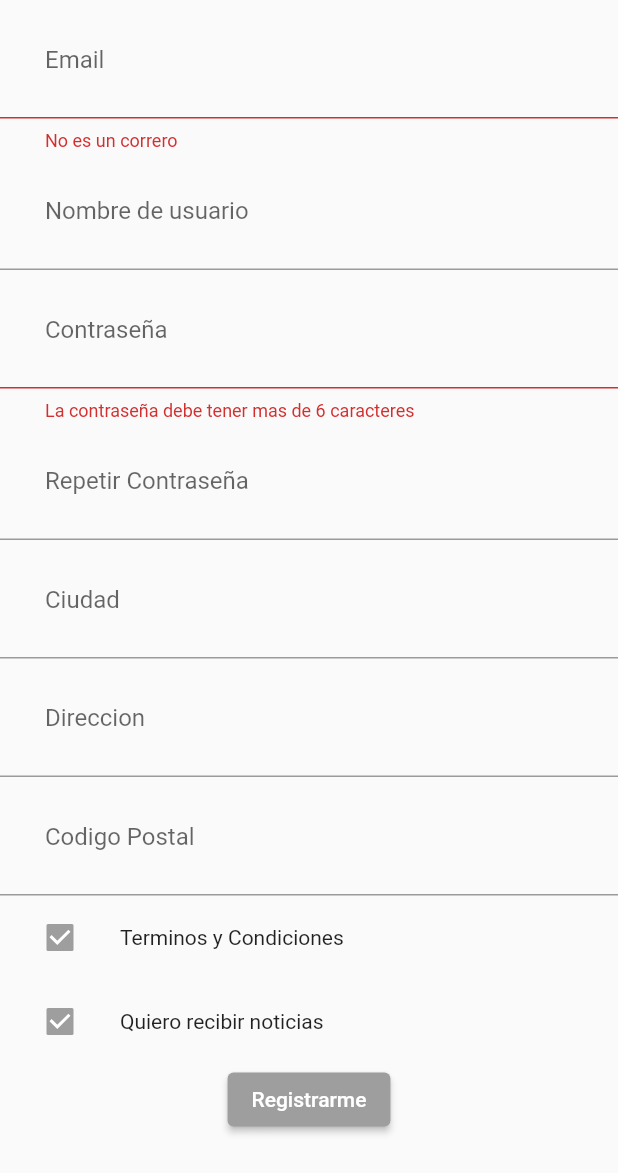
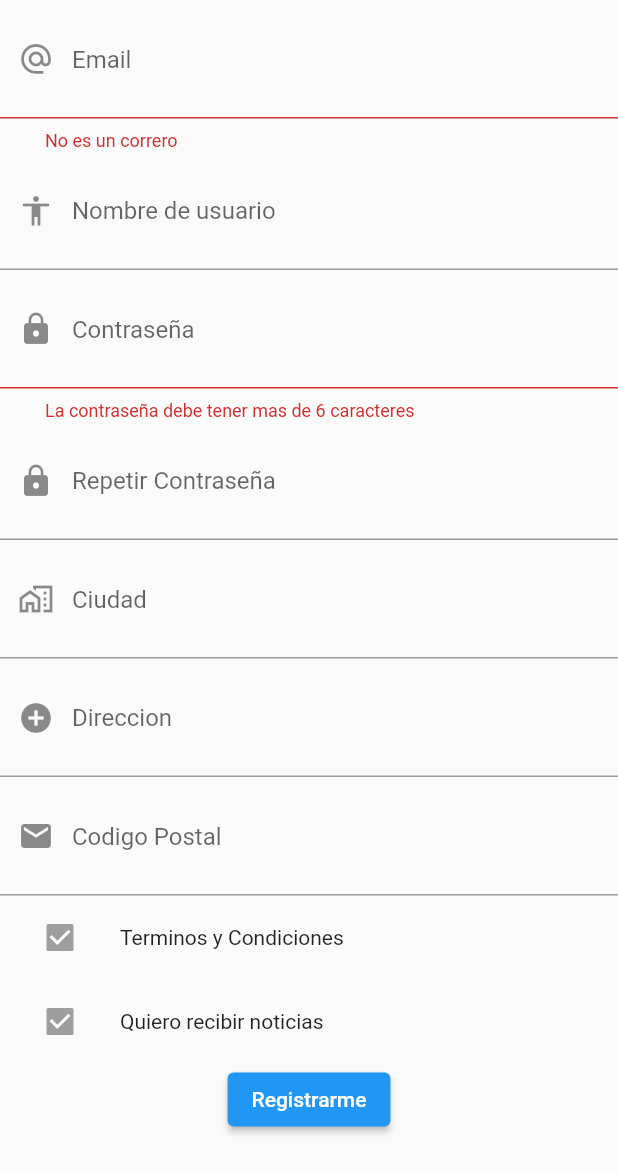
Before and after one commit to No-Country/C2-G57-T, a Flutter app: the RegisterWidget widget shown alone on an empty page, opened directly, after a tap on "Registrarme", on a phone screen of 412 x 824 dp. Shown: the top 1173 px of the screen. Run offline on Flutter 3.47's test engine with Material 2 defaults, Android fonts, the phone set to English and light mode, and no system bars; our stand-ins replace card_swiper.

```diff
--- a/ecommerce-client/ecommerce-client-mobile/ecommercemobile/lib/widgets/login_widget.dart
+++ b/ecommerce-client/ecommerce-client-mobile/ecommercemobile/lib/widgets/login_widget.dart
@@ -26,10 +26,12 @@ class _LoginWidgetState extends State<LoginWidget> {
       child: Column(
         children: [
           TexfieldPersonalizado(
+            icono: Icons.alternate_email,
             titulo: 'Email',
             controller: emailController2,
           ),
           TexfieldPersonalizado(
+            icono: Icons.lock,
             titulo: "Contraseña",
             controller: contrasenia2,
           ),
--- a/ecommerce-client/ecommerce-client-mobile/ecommercemobile/lib/widgets/register_widget.dart
+++ b/ecommerce-client/ecommerce-client-mobile/ecommercemobile/lib/widgets/register_widget.dart
@@ -65,11 +65,13 @@ class _RegisterWidgetState extends State<RegisterWidget> {
                 return "No es un correro";
               },
               decoration: const InputDecoration(
+                prefixIcon: Icon(Icons.alternate_email_outlined),
                 hintText: "Email",
                 contentPadding: EdgeInsets.all(30),
               ),
             ),
             TexfieldPersonalizado(
+              icono: Icons.accessibility_rounded,
               controller: nombreController,
               titulo: 'Nombre de usuario',
             ),
@@ -84,6 +86,7 @@ class _RegisterWidgetState extends State<RegisterWidget> {
                 return "La contraseña debe tener mas de 6 caracteres";
               },
               decoration: const InputDecoration(
+                prefixIcon: Icon(Icons.lock),
                 hintText: "Contraseña",
                 contentPadding: EdgeInsets.all(30),
               ),
@@ -97,19 +100,23 @@ class _RegisterWidgetState extends State<RegisterWidget> {
                 return "La contraseña no es igual, repita la misma";
               },
               decoration: const InputDecoration(
+                prefixIcon: Icon(Icons.lock),
                 hintText: "Repetir Contraseña",
                 contentPadding: EdgeInsets.all(30),
               ),
             ),
             TexfieldPersonalizado(
+              icono: Icons.maps_home_work_outlined,
               controller: ciudadContoller,
               titulo: 'Ciudad',
             ),
             TexfieldPersonalizado(
+              icono: Icons.add_circle_sharp,
               controller: direccionController,
               titulo: 'Direccion',
             ),
             TexfieldPersonalizado(
+              icono: Icons.email,
               controller: codigopostalController,
               titulo: 'Codigo Postal',
             ),
@@ -140,17 +147,22 @@ class _RegisterWidgetState extends State<RegisterWidget> {
               ),
             ),
             ElevatedButton(
-                style: ElevatedButton.styleFrom(primary: Colors.grey),
+                style: ElevatedButton.styleFrom(
+                    primary: loginFormProvider.esValido()
+                        ? Colors.grey
+                        : Colors.blue),
                 onPressed: () {
-                  loginFormProvider.esValido();
-                  print(emailController.text +
-                      nombreController.text +
-                      contraseniaController.text +
-                      ciudadContoller.text +
-                      direccionController.text);
-                  FocusScope.of(context).unfocus();
+                  if (loginFormProvider.esValido()) {
+                    print(
+                        """ email: ${emailController.text} - nombre: ${nombreController.text} - contraseña: ${contraseniaController.text}
+                      - ciudad: ${ciudadContoller.text} - direccion ${direccionController.text}   """);
+                    FocusScope.of(context).unfocus();
+                    Navigator.of(context).pushReplacementNamed("home");
+                    Future.delayed(Duration(seconds: 5));
+                  }
                 },
-                child: Text("Registrarme"))
+                child: Text(
+                    loginFormProvider.esValido() ? "Espere" : "Registrarme"))
           ],
         ),
       ),
@@ -163,16 +175,19 @@ class TexfieldPersonalizado extends StatelessWidget {
     Key? key,
     required this.titulo,
     required this.controller,
+    required this.icono,
   }) : super(key: key);
 
   final String titulo;
   final TextEditingController controller;
+  final IconData icono;
 
   @override
   Widget build(BuildContext context) {
     return TextFormField(
       controller: controller,
       decoration: InputDecoration(
+        prefixIcon: Icon(icono),
         hintText: titulo,
         contentPadding: EdgeInsets.all(30),
       ),
```
